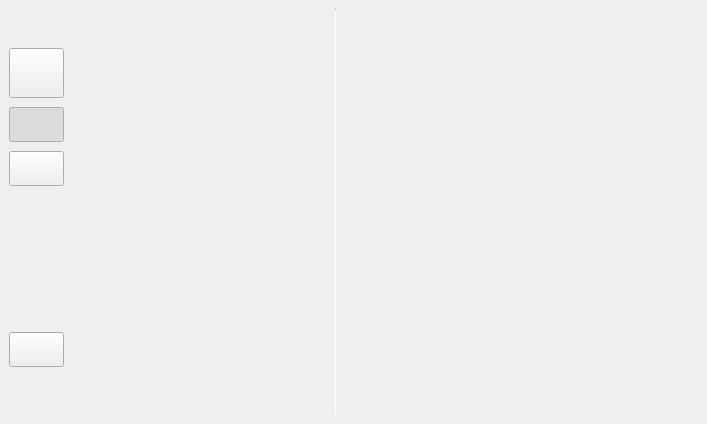
Before: the Qt Designer form mainwindow.ui in ASUJY/WeLink, drawn with Qt 5.
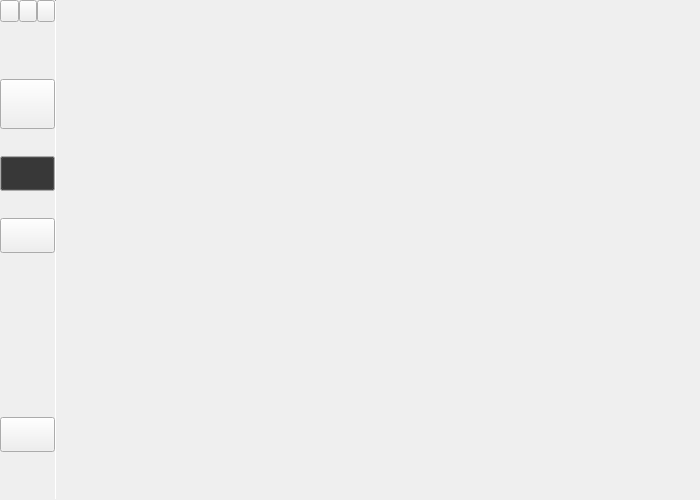
After: the same form once the commit is applied. Icons and pictures are not drawn.

Commit message: feat:美化左侧导航栏UI界面，同时自定义标题栏

```diff
--- a/mainwindow.ui
+++ b/mainwindow.ui
@@ -6,15 +6,55 @@
    <rect>
     <x>0</x>
     <y>0</y>
-    <width>707</width>
-    <height>424</height>
+    <width>700</width>
+    <height>500</height>
    </rect>
   </property>
+  <property name="minimumSize">
+   <size>
+    <width>700</width>
+    <height>500</height>
+   </size>
+  </property>
   <property name="windowTitle">
-   <string>MainWindow</string>
+   <string/>
+  </property>
+  <property name="iconSize">
+   <size>
+    <width>16</width>
+    <height>16</height>
+   </size>
   </property>
   <widget class="QWidget" name="centralwidget">
    <layout class="QGridLayout" name="gridLayout">
+    <property name="leftMargin">
+     <number>0</number>
+    </property>
+    <property name="topMargin">
+     <number>0</number>
+    </property>
+    <property name="rightMargin">
+     <number>0</number>
+    </property>
+    <property name="bottomMargin">
+     <number>0</number>
+    </property>
+    <property name="spacing">
+     <number>0</number>
+    </property>
+    <item row="0" column="2">
+     <widget class="Line" name="line">
+      <property name="maximumSize">
+       <size>
+        <width>1</width>
+        <height>16777215</height>
+       </size>
+      </property>
+      <property name="orientation">
+       <enum>Qt::Orientation::Vertical</enum>
+      </property>
+     </widget>
+    </item>
     <item row="0" column="0">
      <widget class="QWidget" name="menuWidget" native="true">
       <property name="minimumSize">
@@ -45,6 +85,48 @@
        <property name="bottomMargin">
         <number>0</number>
        </property>
+       <item>
+        <widget class="QWidget" name="winTitleWidget" native="true">
+         <layout class="QHBoxLayout" name="horizontalLayout">
+          <property name="spacing">
+           <number>0</number>
+          </property>
+          <property name="leftMargin">
+           <number>0</number>
+          </property>
+          <property name="topMargin">
+           <number>0</number>
+          </property>
+          <property name="rightMargin">
+           <number>0</number>
+          </property>
+          <property name="bottomMargin">
+           <number>0</number>
+          </property>
+          <item>
+           <widget class="QPushButton" name="btnMWinClose">
+            <property name="text">
+             <string/>
+            </property>
+           </widget>
+          </item>
+          <item>
+           <widget class="QPushButton" name="btnMWinMin">
+            <property name="text">
+             <string/>
+            </property>
+           </widget>
+          </item>
+          <item>
+           <widget class="QPushButton" name="btnMWinMax">
+            <property name="text">
+             <string/>
+            </property>
+           </widget>
+          </item>
+         </layout>
+        </widget>
+       </item>
        <item>
         <widget class="QWidget" name="chatMenuWidget" native="true">
          <property name="sizePolicy">
@@ -112,6 +194,43 @@
               <height>35</height>
              </size>
             </property>
+            <property name="palette">
+             <palette>
+              <active>
+               <colorrole role="Button">
+                <brush brushstyle="SolidPattern">
+                 <color alpha="255">
+                  <red>51</red>
+                  <green>51</green>
+                  <blue>51</blue>
+                 </color>
+                </brush>
+               </colorrole>
+              </active>
+              <inactive>
+               <colorrole role="Button">
+                <brush brushstyle="SolidPattern">
+                 <color alpha="255">
+                  <red>51</red>
+                  <green>51</green>
+                  <blue>51</blue>
+                 </color>
+                </brush>
+               </colorrole>
+              </inactive>
+              <disabled>
+               <colorrole role="Button">
+                <brush brushstyle="SolidPattern">
+                 <color alpha="255">
+                  <red>51</red>
+                  <green>51</green>
+                  <blue>51</blue>
+                 </color>
+                </brush>
+               </colorrole>
+              </disabled>
+             </palette>
+            </property>
             <property name="focusPolicy">
              <enum>Qt::FocusPolicy::StrongFocus</enum>
             </property>
@@ -244,36 +363,7 @@
       </layout>
      </widget>
     </item>
-    <item row="0" column="1">
-     <widget class="QWidget" name="chatListwidget" native="true">
-      <property name="minimumSize">
-       <size>
-        <width>259</width>
-        <height>0</height>
-       </size>
-      </property>
-      <property name="maximumSize">
-       <size>
-        <width>250</width>
-        <height>16777215</height>
-       </size>
-      </property>
-     </widget>
-    </item>
-    <item row="0" column="2">
-     <widget class="Line" name="line">
-      <property name="maximumSize">
-       <size>
-        <width>1</width>
-        <height>16777215</height>
-       </size>
-      </property>
-      <property name="orientation">
-       <enum>Qt::Orientation::Vertical</enum>
-      </property>
-     </widget>
-    </item>
-    <item row="0" column="3">
+    <item row="0" column="4">
      <widget class="QWidget" name="chatWidget" native="true">
       <layout class="QVBoxLayout" name="verticalLayout_4">
        <property name="spacing">
@@ -297,6 +387,22 @@
       </layout>
      </widget>
     </item>
+    <item row="0" column="3">
+     <widget class="QWidget" name="chatListwidget" native="true">
+      <property name="minimumSize">
+       <size>
+        <width>259</width>
+        <height>0</height>
+       </size>
+      </property>
+      <property name="maximumSize">
+       <size>
+        <width>250</width>
+        <height>16777215</height>
+       </size>
+      </property>
+     </widget>
+    </item>
    </layout>
   </widget>
  </widget>
```
The commit also changes 3 other files.
